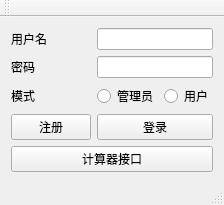
Qt form login.ui (KyokaiNoKanata/TradingPlatform) before a commit.
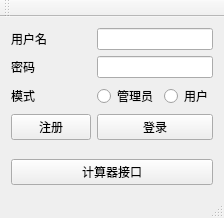
The same form after that commit.

The edit to the form file:
```diff
--- a/login.ui
+++ b/login.ui
@@ -6,8 +6,8 @@
    <rect>
     <x>0</x>
     <y>0</y>
-    <width>189</width>
-    <height>179</height>
+    <width>201</width>
+    <height>218</height>
    </rect>
   </property>
   <property name="windowTitle">
```
Left out of the diff: 14 changed lines with no effect on the pictures.
